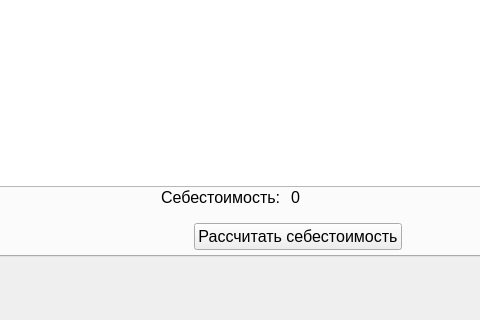
kastelatas/crm-store, file client/desktop/GUI/ui/calculator.ui: the form before one commit; both pictures show x 172 to 652 and y 424 to 744 of the 978 by 744 pixel window.
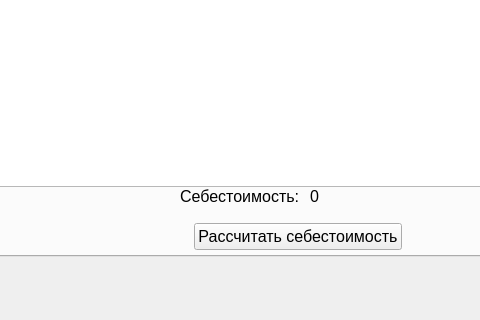
The form after the commit.

The edit to the form file:
```diff
--- a/client/desktop/GUI/ui/calculator.ui
+++ b/client/desktop/GUI/ui/calculator.ui
@@ -172,8 +172,8 @@
     <widget class="QWidget" name="layoutWidget">
      <property name="geometry">
       <rect>
-       <x>331</x>
-       <y>561</y>
+       <x>350</x>
+       <y>560</y>
        <width>251</width>
        <height>21</height>
       </rect>
```
